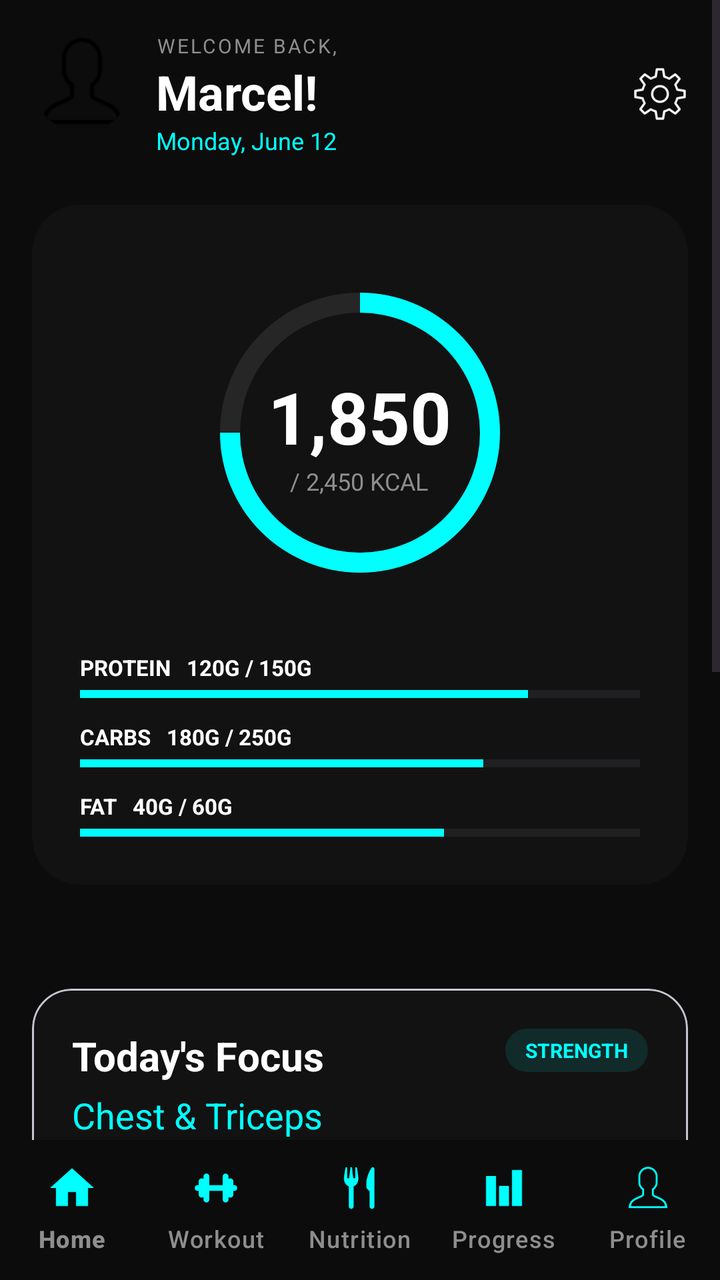
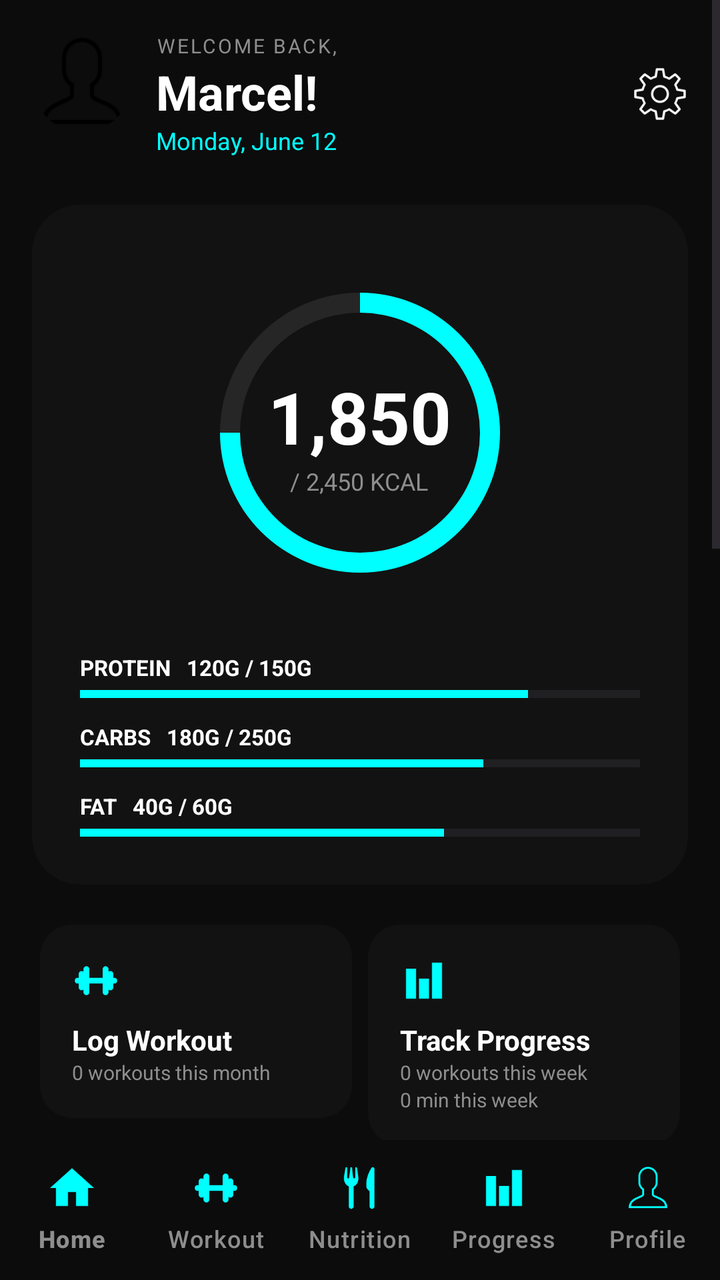

Compare the two renders of this Android layout. The source of the first and the diff that turns it into the second are given below.
<!-- AndroidManifest.xml: application theme Theme.ProFitness -->
<!-- res/layout/activity_home_dashboard.xml -->
<androidx.constraintlayout.widget.ConstraintLayout xmlns:android="http://schemas.android.com/apk/res/android"
    xmlns:app="http://schemas.android.com/apk/res-auto"
    xmlns:tools="http://schemas.android.com/tools"
    android:layout_width="match_parent"
    android:layout_height="match_parent"
    android:background="@color/bg_dark">

    <ScrollView
        android:layout_width="match_parent"
        android:layout_height="0dp"
        android:fillViewport="true"
        app:layout_constraintBottom_toTopOf="@+id/bottom_navigation"
        app:layout_constraintTop_toTopOf="parent">

        <LinearLayout
            android:layout_width="match_parent"
            android:layout_height="wrap_content"
            android:orientation="vertical"
            android:padding="16dp">

            <RelativeLayout
                android:layout_width="match_parent"
                android:layout_height="wrap_content"
                android:layout_marginBottom="24dp">
                <com.google.android.material.imageview.ShapeableImageView
                    android:id="@+id/profile_image"
                    android:layout_width="50dp"
                    android:layout_height="50dp"
                    android:src="@drawable/avatar_sample"
                    app:shapeAppearanceOverlay="@style/CircleImage"
                    android:scaleType="centerCrop"/>
                <LinearLayout
                    android:layout_width="wrap_content"
                    android:layout_height="wrap_content"
                    android:layout_toEndOf="@id/profile_image"
                    android:layout_marginStart="12dp"
                    android:orientation="vertical">
                    <TextView android:layout_width="wrap_content" android:layout_height="wrap_content"
                        android:text="WELCOME BACK," android:textColor="@color/text_gray" android:textSize="10sp" android:letterSpacing="0.1"/>
                    <TextView android:id="@+id/tv_welcome_name" android:layout_width="wrap_content" android:layout_height="wrap_content"
                        android:text="Marcel!" android:textColor="@color/white" android:textSize="24sp" android:textStyle="bold"/>
                    <TextView android:id="@+id/tv_today_date" android:layout_width="wrap_content" android:layout_height="wrap_content"
                        android:text="Monday, June 12" android:textColor="@color/neon_cyan" android:textSize="12sp"/>
                </LinearLayout>
                <ImageView android:id="@+id/iv_home_settings" android:layout_width="28dp" android:layout_height="28dp"
                    android:layout_alignParentEnd="true" android:layout_centerVertical="true"
                    android:src="@drawable/ic_setting" app:tint="@color/white"/>
            </RelativeLayout>

            <com.google.android.material.card.MaterialCardView
                android:layout_width="match_parent"
                android:layout_height="wrap_content"
                app:cardBackgroundColor="@color/card_bg"
                app:cardCornerRadius="24dp"
                app:strokeWidth="0dp">
                <LinearLayout
                    android:layout_width="match_parent"
                    android:layout_height="wrap_content"
                    android:orientation="vertical"
                    android:padding="24dp">

                    <FrameLayout
                        android:layout_width="180dp"
                        android:layout_height="180dp"
                        android:layout_gravity="center">
                        <ProgressBar
                            android:id="@+id/progress_kcal_ring"
                            android:layout_width="match_parent"
                            android:layout_height="match_parent"
                            android:indeterminate="false"
                            android:progress="75"
                            style="?android:attr/progressBarStyleHorizontal"
                            android:progressDrawable="@drawable/circular_progress"/>
                        <LinearLayout
                            android:layout_width="wrap_content" android:layout_height="wrap_content"
                            android:layout_gravity="center" android:gravity="center" android:orientation="vertical">
                            <TextView android:layout_width="wrap_content" android:layout_height="wrap_content"
                                android:id="@+id/tv_kcal_remaining" android:text="1,850" android:textColor="@color/white" android:textSize="36sp" android:textStyle="bold"/>
                            <TextView android:id="@+id/tv_kcal_goal" android:layout_width="wrap_content" android:layout_height="wrap_content"
                                android:text="/ 2,450 KCAL" android:textColor="@color/text_gray" android:textSize="12sp"/>
                        </LinearLayout>
                    </FrameLayout>

                    <LinearLayout android:layout_width="match_parent" android:layout_height="wrap_content" android:orientation="vertical" android:layout_marginTop="20dp">
                        <TextView android:id="@+id/tv_macro_protein" android:layout_width="match_parent" android:layout_height="wrap_content" android:text="PROTEIN   120G / 150G" android:textColor="@color/white" android:textSize="11sp" android:textStyle="bold"/>
                        <ProgressBar android:id="@+id/progress_macro_protein" style="?android:attr/progressBarStyleHorizontal" android:layout_width="match_parent" android:layout_height="4dp" android:progress="80" android:progressTint="@color/neon_cyan" android:layout_marginTop="4dp" android:layout_marginBottom="12dp"/>
                        <TextView android:id="@+id/tv_macro_carbs" android:layout_width="match_parent" android:layout_height="wrap_content" android:text="CARBS   180G / 250G" android:textColor="@color/white" android:textSize="11sp" android:textStyle="bold"/>
                        <ProgressBar android:id="@+id/progress_macro_carbs" style="?android:attr/progressBarStyleHorizontal" android:layout_width="match_parent" android:layout_height="4dp" android:progress="72" android:progressTint="@color/neon_cyan" android:layout_marginTop="4dp" android:layout_marginBottom="12dp"/>
                        <TextView android:id="@+id/tv_macro_fat" android:layout_width="match_parent" android:layout_height="wrap_content" android:text="FAT   40G / 60G" android:textColor="@color/white" android:textSize="11sp" android:textStyle="bold"/>
                        <ProgressBar android:id="@+id/progress_macro_fat" style="?android:attr/progressBarStyleHorizontal" android:layout_width="match_parent" android:layout_height="4dp" android:progress="65" android:progressTint="@color/neon_cyan" android:layout_marginTop="4dp"/>
                    </LinearLayout>
                </LinearLayout>
            </com.google.android.material.card.MaterialCardView>

            <GridLayout
                android:layout_width="match_parent"
                android:layout_height="wrap_content"
                android:columnCount="2"
                android:useDefaultMargins="true"
                android:layout_marginTop="16dp">

                <com.google.android.material.card.MaterialCardView
                    android:id="@+id/card_home_workout"
                    android:layout_width="0dp"
                    android:layout_height="wrap_content"
                    android:layout_columnWeight="1"
                    android:layout_gravity="fill_horizontal"
                    android:layout_margin="4dp"
                    app:cardBackgroundColor="@color/card_bg"
                    app:cardCornerRadius="16dp"
                    app:strokeWidth="0dp">
                    <LinearLayout android:padding="16dp" android:orientation="vertical">
                        <ImageView android:layout_width="24dp" android:layout_height="24dp" android:src="@drawable/ic_weight" app:tint="@color/neon_cyan"/>
                        <TextView android:layout_width="wrap_content" android:layout_height="wrap_content" android:text="Log Workout" android:textColor="@color/white" android:textStyle="bold" android:layout_marginTop="8dp"/>
                        <TextView android:id="@+id/tv_home_monthly_workouts" android:layout_width="wrap_content" android:layout_height="wrap_content" android:text="0 workouts this month" android:textColor="@color/text_gray" android:textSize="10sp"/>
                    </LinearLayout>
                </com.google.android.material.card.MaterialCardView>

                <com.google.android.material.card.MaterialCardView
                    android:id="@+id/card_home_progress"
                    android:layout_width="0dp"
                    android:layout_height="wrap_content"
                    android:layout_columnWeight="1"
                    android:layout_gravity="fill_horizontal"
                    android:layout_margin="4dp"
                    app:cardBackgroundColor="@color/card_bg"
                    app:cardCornerRadius="16dp"
                    app:strokeWidth="0dp">
                    <LinearLayout android:padding="16dp" android:orientation="vertical">
                        <ImageView android:layout_width="24dp" android:layout_height="24dp" android:src="@drawable/ic_chart" app:tint="@color/neon_cyan"/>
                        <TextView android:layout_width="wrap_content" android:layout_height="wrap_content" android:text="Track Progress" android:textColor="@color/white" android:textStyle="bold" android:layout_marginTop="8dp"/>
                        <TextView android:id="@+id/tv_home_weekly_workouts" android:layout_width="wrap_content" android:layout_height="wrap_content" android:text="0 workouts this week" android:textColor="@color/text_gray" android:textSize="10sp"/>
                        <TextView android:id="@+id/tv_home_weekly_minutes" android:layout_width="wrap_content" android:layout_height="wrap_content" android:text="0 min this week" android:textColor="@color/text_gray" android:textSize="10sp"/>
                    </LinearLayout>
                </com.google.android.material.card.MaterialCardView>

                <com.google.android.material.card.MaterialCardView
                    android:id="@+id/card_home_nutrition"
                    android:layout_width="0dp"
                    android:layout_height="wrap_content"
                    android:layout_columnWeight="1"
                    android:layout_gravity="fill_horizontal"
                    android:layout_margin="4dp"
                    app:cardBackgroundColor="@color/card_bg"
                    app:cardCornerRadius="16dp"
                    app:strokeWidth="0dp">
                    <LinearLayout android:padding="16dp" android:orientation="vertical">
                        <ImageView android:layout_width="24dp" android:layout_height="24dp" android:src="@drawable/ic_nutrition" app:tint="@color/neon_cyan"/>
                        <TextView android:layout_width="wrap_content" android:layout_height="wrap_content" android:text="Log Meal" android:textColor="@color/white" android:textStyle="bold" android:layout_marginTop="8dp"/>
                        <TextView android:layout_width="wrap_content" android:layout_height="wrap_content" android:text="Track nutrition" android:textColor="@color/text_gray" android:textSize="10sp"/>
                    </LinearLayout>
                </com.google.android.material.card.MaterialCardView>

                <com.google.android.material.card.MaterialCardView
                    android:id="@+id/card_home_hydration"
                    android:layout_width="0dp"
                    android:layout_height="wrap_content"
                    android:layout_columnWeight="1"
                    android:layout_gravity="fill_horizontal"
                    android:layout_margin="4dp"
                    app:cardBackgroundColor="@color/card_bg"
                    app:cardCornerRadius="16dp"
                    app:strokeWidth="0dp">
                    <LinearLayout android:padding="16dp" android:orientation="vertical">
                        <ImageView android:layout_width="24dp" android:layout_height="24dp" android:src="@drawable/ic_water" app:tint="@color/neon_cyan"/>
                        <TextView android:layout_width="wrap_content" android:layout_height="wrap_content" android:text="Water Intake" android:textColor="@color/white" android:textStyle="bold" android:layout_marginTop="8dp"/>
                        <TextView android:id="@+id/tv_home_water" android:layout_width="wrap_content" android:layout_height="wrap_content" android:text="4/8 glasses today" android:textColor="@color/text_gray" android:textSize="10sp"/>
                        <ProgressBar android:id="@+id/progress_home_water" style="?android:attr/progressBarStyleHorizontal" android:layout_width="match_parent" android:layout_height="4dp" android:layout_marginTop="6dp" android:progress="50" android:progressTint="@color/neon_cyan"/>
                    </LinearLayout>
                </com.google.android.material.card.MaterialCardView>
            </GridLayout>

            <com.google.android.material.card.MaterialCardView
                android:layout_width="match_parent" android:layout_height="wrap_content"
                android:layout_marginTop="20dp" app:cardBackgroundColor="@color/card_bg" app:cardCornerRadius="20dp">
                <LinearLayout android:layout_width="match_parent" android:layout_height="wrap_content" android:orientation="vertical" android:padding="20dp">
                    <RelativeLayout android:layout_width="match_parent" android:layout_height="wrap_content">
                        <TextView android:id="@+id/lbl_focus" android:layout_width="wrap_content" android:layout_height="wrap_content" android:text="Today's Focus" android:textColor="@color/white" android:textSize="20sp" android:textStyle="bold"/>
                        <TextView android:layout_width="wrap_content" android:layout_height="wrap_content" android:layout_alignParentEnd="true" android:background="@drawable/badge_bg_cyan" android:paddingHorizontal="10dp" android:paddingVertical="4dp" android:text="STRENGTH" android:textColor="@color/neon_cyan" android:textSize="10sp" android:textStyle="bold"/>
                    </RelativeLayout>
                    <TextView android:id="@+id/tv_focus_subtitle" android:layout_width="wrap_content" android:layout_height="wrap_content" android:text="Chest &amp; Triceps" android:textColor="@color/neon_cyan" android:textSize="18sp" android:layout_marginTop="4dp"/>
                    <Button android:id="@+id/btn_start_workout" android:layout_width="match_parent" android:layout_height="56dp" android:layout_marginTop="20dp" android:text="START WORKOUT" android:backgroundTint="@color/neon_cyan" android:textColor="@android:color/black" android:textStyle="bold" app:cornerRadius="12dp"/>
                </LinearLayout>
            </com.google.android.material.card.MaterialCardView>

            <TextView android:layout_width="wrap_content" android:layout_height="wrap_content" android:text="RECENT ACTIVITY" android:textColor="@color/text_gray" android:textSize="12sp" android:textStyle="bold" android:letterSpacing="0.1" android:layout_marginTop="24dp" android:layout_marginBottom="12dp"/>
            <com.google.android.material.card.MaterialCardView android:layout_width="match_parent" android:layout_height="wrap_content" app:cardBackgroundColor="@color/card_bg" app:cardCornerRadius="16dp">
                <LinearLayout android:layout_width="match_parent" android:layout_height="wrap_content" android:orientation="vertical" android:padding="12dp">
                    <RelativeLayout android:layout_width="match_parent" android:layout_height="wrap_content" android:padding="8dp">
                        <com.google.android.material.imageview.ShapeableImageView android:id="@+id/icon1" android:layout_width="40dp" android:layout_height="40dp" android:padding="8dp" android:background="#1A3A3A" android:src="@drawable/ic_medal" app:tint="@color/neon_cyan" app:shapeAppearanceOverlay="@style/CircleImage"/>
                        <LinearLayout android:layout_width="wrap_content" android:layout_height="wrap_content" android:layout_toEndOf="@id/icon1" android:layout_marginStart="12dp" android:orientation="vertical">
                            <TextView android:id="@+id/tv_home_recent_title" android:layout_width="wrap_content" android:layout_height="wrap_content" android:text="Goal Smashed!" android:textColor="@color/white" android:textStyle="bold"/>
                            <TextView android:id="@+id/tv_home_recent_subtitle" android:layout_width="wrap_content" android:layout_height="wrap_content" android:text="7-day workout streak achieved" android:textColor="@color/text_gray" android:textSize="12sp"/>
                        </LinearLayout>
                    </RelativeLayout>
                </LinearLayout>
            </com.google.android.material.card.MaterialCardView>

            <TextView android:layout_width="match_parent" android:layout_height="wrap_content" android:text="“The only bad workout is the one that didn't\nhappen.”" android:textColor="@color/white" android:gravity="center" android:textSize="16sp" android:textStyle="italic" android:layout_marginTop="40dp"/>
            <TextView android:layout_width="match_parent" android:layout_height="wrap_content" android:text="STAY CONSISTENT" android:textColor="@color/neon_cyan" android:gravity="center" android:textStyle="bold" android:layout_marginTop="16dp" android:layout_marginBottom="40dp" android:textSize="12sp"/>

        </LinearLayout>
    </ScrollView>

    <com.google.android.material.bottomnavigation.BottomNavigationView
        android:id="@+id/bottom_navigation"
        android:layout_width="match_parent"
        android:layout_height="70dp"
        android:background="@color/bg_dark"
        app:itemIconTint="@color/neon_cyan"
        app:itemTextColor="@color/text_gray"
        app:labelVisibilityMode="labeled"
        app:menu="@menu/bottom_nav_menu"
        app:layout_constraintBottom_toBottomOf="parent"/>

</androidx.constraintlayout.widget.ConstraintLayout>
<!-- resources referenced by this layout -->
<resources>
  <color name="bg_dark">#0C0C0C</color>
  <color name="card_bg">#121212</color>
  <color name="neon_cyan">#00FFFF</color>
  <color name="text_gray">#8E8E8E</color>
  <color name="white">#FFFFFF</color>
  <!-- drawable avatar_sample: png bitmap (drawable, 1626 bytes) -->
  <!-- drawable badge_bg_cyan (drawable) -->
  <?xml version="1.0" encoding="utf-8"?>
  <shape xmlns:android="http://schemas.android.com/apk/res/android" android:shape="rectangle">
      <solid android:color="#112A2A" />
      <corners android:radius="16dp" />
  </shape>
  <!-- drawable circular_progress (drawable) -->
  <layer-list xmlns:android="http://schemas.android.com/apk/res/android">
      <item>
          <shape android:shape="ring" android:thickness="10dp" android:useLevel="false">
              <solid android:color="#262626" />
          </shape>
      </item>
      <item>
          <rotate android:fromDegrees="270" android:toDegrees="270">
              <shape android:shape="ring" android:thickness="10dp" android:useLevel="true">
                  <solid android:color="@color/neon_cyan" />
              </shape>
          </rotate>
      </item>
  </layer-list>
  <!-- drawable ic_chart: png bitmap (drawable, 562 bytes) -->
  <!-- drawable ic_medal: png bitmap (drawable, 5845 bytes) -->
  <!-- drawable ic_nutrition: png bitmap (drawable, 1637 bytes) -->
  <!-- drawable ic_setting: png bitmap (drawable, 3034 bytes) -->
  <!-- drawable ic_water: png bitmap (drawable, 2075 bytes) -->
  <!-- drawable ic_weight: png bitmap (drawable, 1041 bytes) -->
  <style name="CircleImage">
          <item name="cornerSize">50%</item>
      </style>
  <style name="Theme.ProFitness" parent="android:Theme.Material.Light.NoActionBar" />
</resources>

<!-- the commit's change to res/layout/activity_home_dashboard.xml (unified diff, before → after) -->
@@ -109,7 +109,7 @@
                     app:cardBackgroundColor="@color/card_bg"
                     app:cardCornerRadius="16dp"
                     app:strokeWidth="0dp">
-                    <LinearLayout android:padding="16dp" android:orientation="vertical">
+                    <LinearLayout android:layout_width="match_parent" android:layout_height="wrap_content" android:padding="16dp" android:orientation="vertical">
                         <ImageView android:layout_width="24dp" android:layout_height="24dp" android:src="@drawable/ic_weight" app:tint="@color/neon_cyan"/>
                         <TextView android:layout_width="wrap_content" android:layout_height="wrap_content" android:text="Log Workout" android:textColor="@color/white" android:textStyle="bold" android:layout_marginTop="8dp"/>
                         <TextView android:id="@+id/tv_home_monthly_workouts" android:layout_width="wrap_content" android:layout_height="wrap_content" android:text="0 workouts this month" android:textColor="@color/text_gray" android:textSize="10sp"/>
@@ -126,7 +126,7 @@
                     app:cardBackgroundColor="@color/card_bg"
                     app:cardCornerRadius="16dp"
                     app:strokeWidth="0dp">
-                    <LinearLayout android:padding="16dp" android:orientation="vertical">
+                    <LinearLayout android:layout_width="match_parent" android:layout_height="wrap_content" android:padding="16dp" android:orientation="vertical">
                         <ImageView android:layout_width="24dp" android:layout_height="24dp" android:src="@drawable/ic_chart" app:tint="@color/neon_cyan"/>
                         <TextView android:layout_width="wrap_content" android:layout_height="wrap_content" android:text="Track Progress" android:textColor="@color/white" android:textStyle="bold" android:layout_marginTop="8dp"/>
                         <TextView android:id="@+id/tv_home_weekly_workouts" android:layout_width="wrap_content" android:layout_height="wrap_content" android:text="0 workouts this week" android:textColor="@color/text_gray" android:textSize="10sp"/>
@@ -144,7 +144,7 @@
                     app:cardBackgroundColor="@color/card_bg"
                     app:cardCornerRadius="16dp"
                     app:strokeWidth="0dp">
-                    <LinearLayout android:padding="16dp" android:orientation="vertical">
+                    <LinearLayout android:layout_width="match_parent" android:layout_height="wrap_content" android:padding="16dp" android:orientation="vertical">
                         <ImageView android:layout_width="24dp" android:layout_height="24dp" android:src="@drawable/ic_nutrition" app:tint="@color/neon_cyan"/>
                         <TextView android:layout_width="wrap_content" android:layout_height="wrap_content" android:text="Log Meal" android:textColor="@color/white" android:textStyle="bold" android:layout_marginTop="8dp"/>
                         <TextView android:layout_width="wrap_content" android:layout_height="wrap_content" android:text="Track nutrition" android:textColor="@color/text_gray" android:textSize="10sp"/>
@@ -161,7 +161,7 @@
                     app:cardBackgroundColor="@color/card_bg"
                     app:cardCornerRadius="16dp"
                     app:strokeWidth="0dp">
-                    <LinearLayout android:padding="16dp" android:orientation="vertical">
+                    <LinearLayout android:layout_width="match_parent" android:layout_height="wrap_content" android:padding="16dp" android:orientation="vertical">
                         <ImageView android:layout_width="24dp" android:layout_height="24dp" android:src="@drawable/ic_water" app:tint="@color/neon_cyan"/>
                         <TextView android:layout_width="wrap_content" android:layout_height="wrap_content" android:text="Water Intake" android:textColor="@color/white" android:textStyle="bold" android:layout_marginTop="8dp"/>
                         <TextView android:id="@+id/tv_home_water" android:layout_width="wrap_content" android:layout_height="wrap_content" android:text="4/8 glasses today" android:textColor="@color/text_gray" android:textSize="10sp"/>
